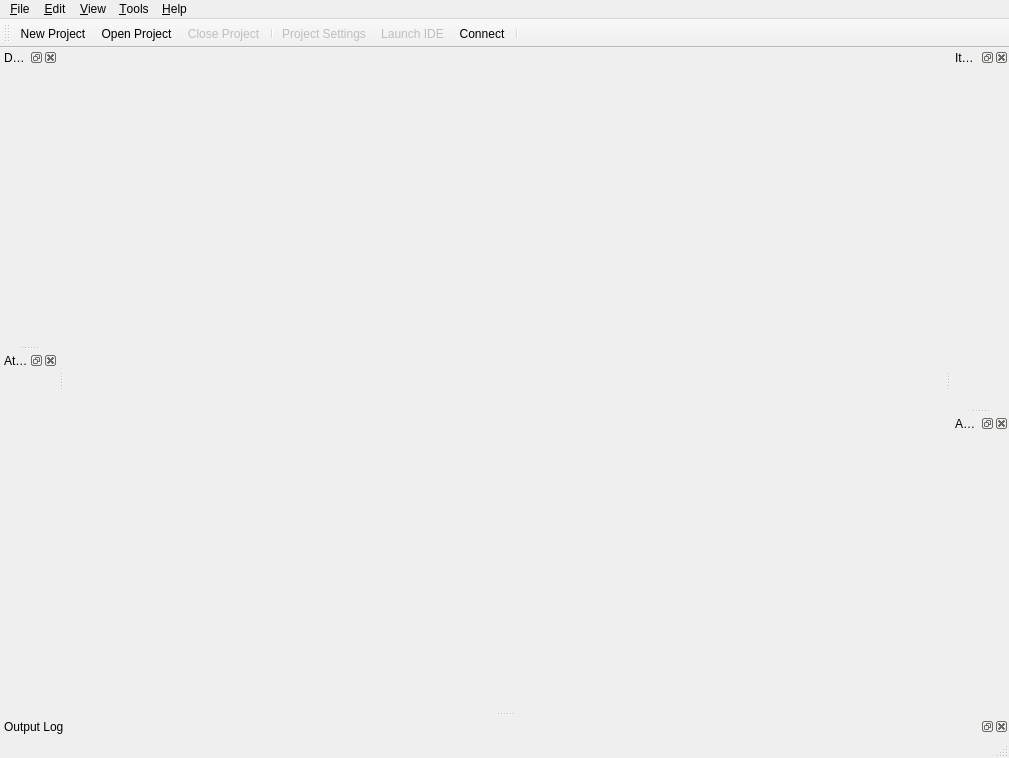
Old version of the form Harmony/src/Editor/MainWindow.ui in the repository GameOverture/HarmonyEngine.
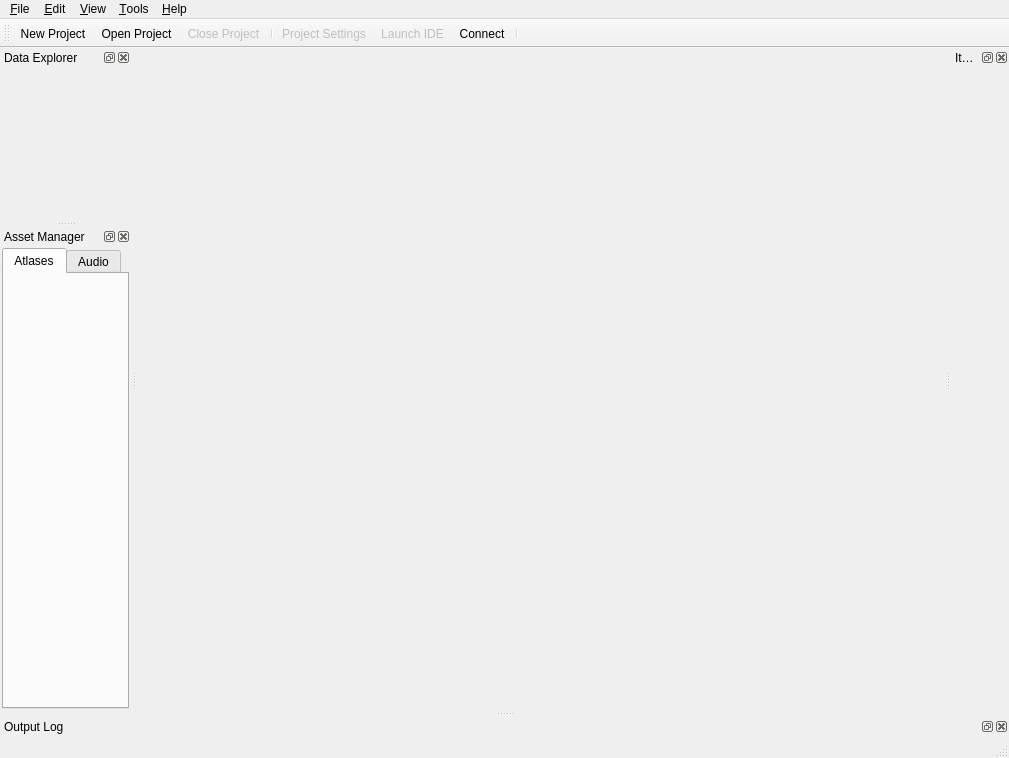
New version of the form. Icons and pictures are not drawn. Custom widgets are drawn as their Qt base class.

Commit message: Combined docking window for all assets, atlases and audio

The edit to the form file:
```diff
--- a/Harmony/src/Editor/MainWindow.ui
+++ b/Harmony/src/Editor/MainWindow.ui
@@ -234,7 +234,7 @@
     <bool>false</bool>
    </property>
    <property name="windowTitle">
-    <string>Atlas Manager</string>
+    <string>Asset Manager</string>
    </property>
    <attribute name="dockWidgetArea">
     <number>1</number>
@@ -253,30 +253,23 @@
      <property name="bottomMargin">
       <number>2</number>
      </property>
-    </layout>
-   </widget>
-  </widget>
-  <widget class="QDockWidget" name="dockWidgetAudio">
-   <property name="windowTitle">
-    <string>Audio Manager</string>
-   </property>
-   <attribute name="dockWidgetArea">
-    <number>2</number>
-   </attribute>
-   <widget class="QWidget" name="audioContents">
-    <layout class="QVBoxLayout" name="verticalLayout">
-     <property name="leftMargin">
-      <number>0</number>
-     </property>
-     <property name="topMargin">
-      <number>0</number>
-     </property>
-     <property name="rightMargin">
-      <number>0</number>
-     </property>
-     <property name="bottomMargin">
-      <number>0</number>
-     </property>
+     <item>
+      <widget class="QTabWidget" name="tabWidgetAssetManager">
+       <property name="currentIndex">
+        <number>0</number>
+       </property>
+       <widget class="QWidget" name="tabAtlases">
+        <attribute name="title">
+         <string>Atlases</string>
+        </attribute>
+       </widget>
+       <widget class="QWidget" name="tabAudio">
+        <attribute name="title">
+         <string>Audio</string>
+        </attribute>
+       </widget>
+      </widget>
+     </item>
     </layout>
    </widget>
   </widget>
```
Left out of the diff: 2 changed lines with no effect on the pictures. The commit also changes 1 other file.
